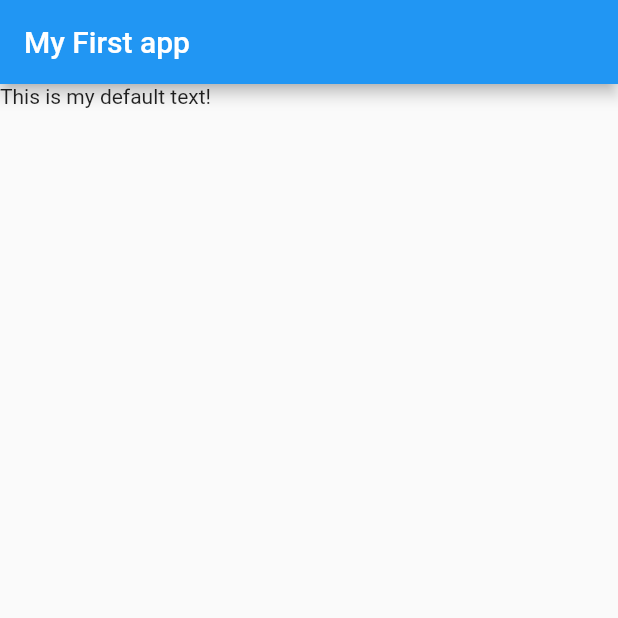
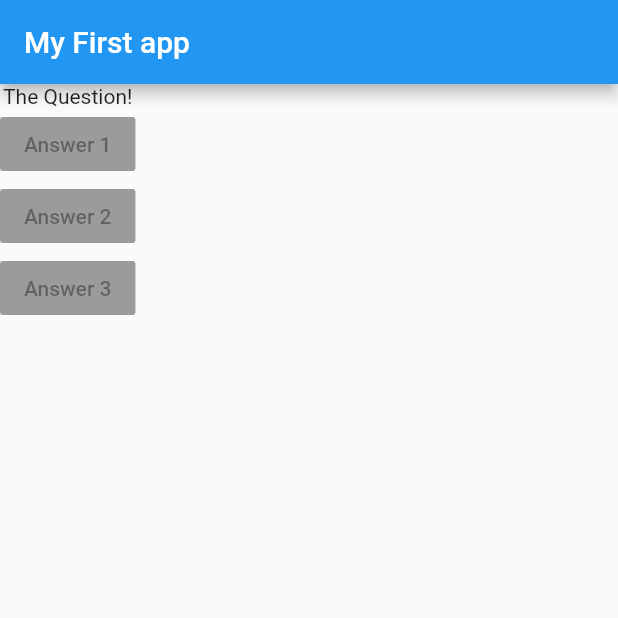
Before and after one commit to brent-stone/flutter_udemy_tutorial, a Flutter app: the screen it shows after launch, on a phone screen of 412 x 824 dp, the top half of it. Run offline on Flutter 3.47's test engine with Material 2 defaults, Android fonts, the light colour scheme and no system bars.

Commit message:
Lecture 31: Adding Widget Layouts
State as of lecture 31. Updated readme to include notes and a list of widgets within the body widget.

```diff
--- a/lib/main.dart
+++ b/lib/main.dart
@@ -11,7 +11,23 @@ class MyApp extends StatelessWidget {
         appBar: AppBar(
           title: Text("My First app"),
         ),
-        body: Text("This is my default text!"),
+        body: Column(
+          children: [
+            Text("The Question!"),
+            RaisedButton(
+              child: Text("Answer 1"),
+              onPressed: null,
+            ),
+            RaisedButton(
+              child: Text("Answer 2"),
+              onPressed: null,
+            ),
+            RaisedButton(
+              child: Text("Answer 3"),
+              onPressed: null,
+            ),
+          ],
+        ),
       ),
     );
   }
```
Also changed, not shown: 2 other files.
